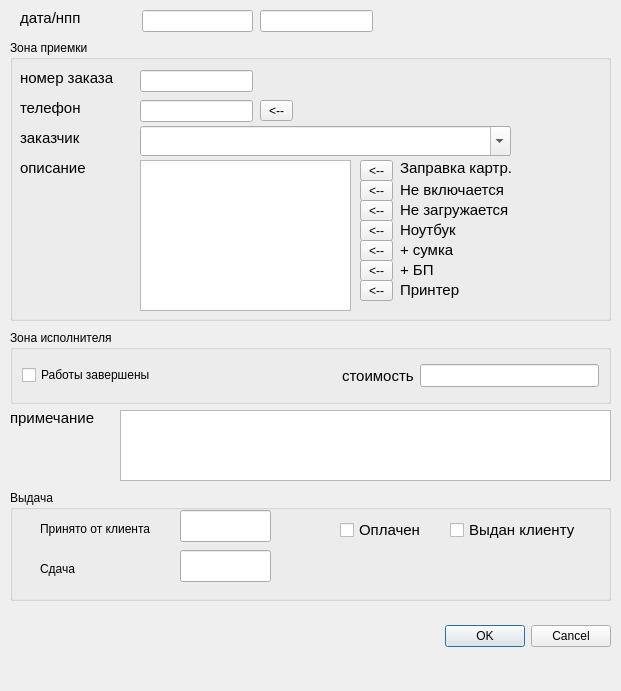
The window that newdial.ui (leoneii/ixjournal) describes before a commit, drawn with Qt 5.
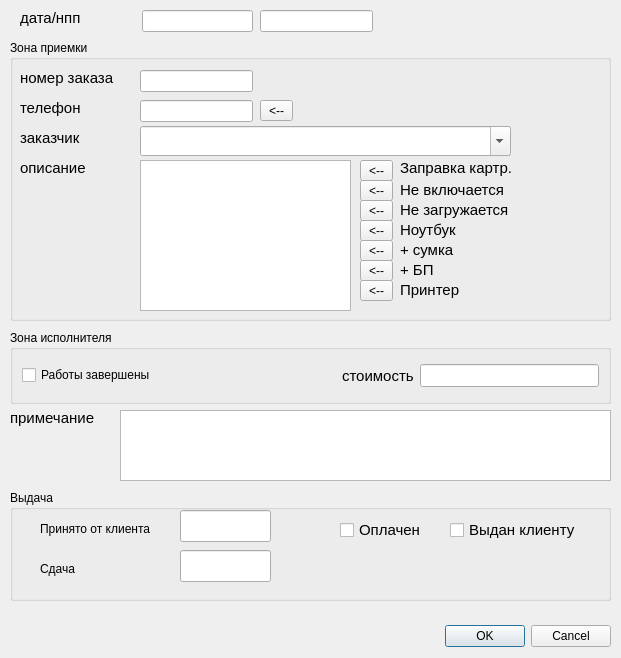
The same window after the commit.

Commit message: Обновил

Patch:
```diff
--- a/newdial.ui
+++ b/newdial.ui
@@ -7,7 +7,7 @@
     <x>0</x>
     <y>0</y>
     <width>621</width>
-    <height>691</height>
+    <height>658</height>
    </rect>
   </property>
   <property name="windowTitle">
```
The commit also changes 1 other file.
